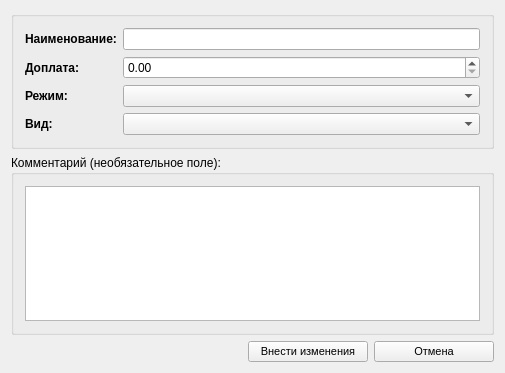
The window that src/ztariffsform.ui (SergeyZaz/DSV) describes before a commit, drawn with Qt 5.
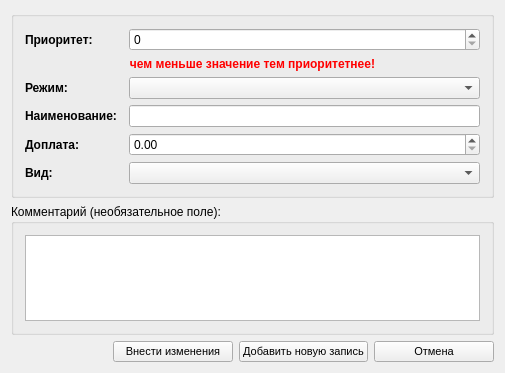
The same window after the commit. Icons and pictures are not drawn.

Patch:
```diff
--- a/src/ztariffsform.ui
+++ b/src/ztariffsform.ui
@@ -33,7 +33,7 @@
       <string/>
      </property>
      <layout class="QGridLayout" name="gridLayout_2">
-      <item row="0" column="0">
+      <item row="4" column="0">
        <widget class="QLabel" name="nameText">
         <property name="font">
          <font>
@@ -46,30 +46,14 @@
         </property>
        </widget>
       </item>
-      <item row="0" column="1">
+      <item row="4" column="2">
        <widget class="QLineEdit" name="txtName">
         <property name="maxLength">
          <number>64</number>
         </property>
        </widget>
       </item>
-      <item row="2" column="0">
-       <widget class="QLabel" name="lblSectionPlus">
-        <property name="font">
-         <font>
-          <weight>75</weight>
-          <bold>true</bold>
-         </font>
-        </property>
-        <property name="text">
-         <string>Режим:</string>
-        </property>
-       </widget>
-      </item>
-      <item row="2" column="1">
-       <widget class="QComboBox" name="cboMode"/>
-      </item>
-      <item row="3" column="0">
+      <item row="7" column="0">
        <widget class="QLabel" name="lblSectionMinus">
         <property name="font">
          <font>
@@ -82,17 +66,17 @@
         </property>
        </widget>
       </item>
-      <item row="3" column="1">
+      <item row="7" column="2">
        <widget class="QComboBox" name="cboType"/>
       </item>
-      <item row="1" column="1">
+      <item row="5" column="2">
        <widget class="QDoubleSpinBox" name="spinBonus">
         <property name="maximum">
          <double>99999999.989999994635582</double>
         </property>
        </widget>
       </item>
-      <item row="1" column="0">
+      <item row="5" column="0">
        <widget class="QLabel" name="nameText_3">
         <property name="font">
          <font>
@@ -105,6 +89,122 @@
         </property>
        </widget>
       </item>
+      <item row="0" column="0">
+       <widget class="QLabel" name="lblSectionMinus_2">
+        <property name="font">
+         <font>
+          <weight>75</weight>
+          <bold>true</bold>
+         </font>
+        </property>
+        <property name="text">
+         <string>Приоритет:</string>
+        </property>
+       </widget>
+      </item>
+      <item row="0" column="2">
+       <widget class="QSpinBox" name="spinPr">
+        <property name="maximum">
+         <number>99999</number>
+        </property>
+       </widget>
+      </item>
+      <item row="1" column="0" colspan="3">
+       <widget class="QLabel" name="label">
+        <property name="palette">
+         <palette>
+          <active>
+           <colorrole role="WindowText">
+            <brush brushstyle="SolidPattern">
+             <color alpha="255">
+              <red>255</red>
+              <green>0</green>
+              <blue>0</blue>
+             </color>
+            </brush>
+           </colorrole>
+           <colorrole role="ButtonText">
+            <brush brushstyle="SolidPattern">
+             <color alpha="255">
+              <red>255</red>
+              <green>0</green>
+              <blue>0</blue>
+             </color>
+            </brush>
+           </colorrole>
+          </active>
+          <inactive>
+           <colorrole role="WindowText">
+            <brush brushstyle="SolidPattern">
+             <color alpha="255">
+              <red>255</red>
+              <green>0</green>
+              <blue>0</blue>
+             </color>
+            </brush>
+           </colorrole>
+           <colorrole role="ButtonText">
+            <brush brushstyle="SolidPattern">
+             <color alpha="255">
+              <red>255</red>
+              <green>0</green>
+              <blue>0</blue>
+             </color>
+            </brush>
+           </colorrole>
+          </inactive>
+          <disabled>
+           <colorrole role="WindowText">
+            <brush brushstyle="SolidPattern">
+             <color alpha="255">
+              <red>120</red>
+              <green>120</green>
+              <blue>120</blue>
+             </color>
+            </brush>
+           </colorrole>
+           <colorrole role="ButtonText">
+            <brush brushstyle="SolidPattern">
+             <color alpha="255">
+              <red>120</red>
+              <green>120</green>
+              <blue>120</blue>
+             </color>
+            </brush>
+           </colorrole>
+          </disabled>
+         </palette>
+        </property>
+        <property name="font">
+         <font>
+          <weight>75</weight>
+          <bold>true</bold>
+         </font>
+        </property>
+        <property name="text">
+         <string>чем меньше значение тем приоритетнее!</string>
+        </property>
+        <property name="alignment">
+         <set>Qt::AlignCenter</set>
+        </property>
+       </widget>
+      </item>
+      <item row="3" column="0">
+       <widget class="QLabel" name="lblSectionPlus">
+        <property name="font">
+         <font>
+          <weight>75</weight>
+          <bold>true</bold>
+         </font>
+        </property>
+        <property name="text">
+         <string>Режим:</string>
+        </property>
+       </widget>
+      </item>
+      <item row="3" column="2">
+       <widget class="QComboBox" name="cboMode"/>
+      </item>
      </layout>
     </widget>
    </item>
@@ -164,6 +264,35 @@
        </property>
       </widget>
      </item>
+     <item>
+      <widget class="QPushButton" name="cmdSaveNew">
+       <property name="minimumSize">
+        <size>
+         <width>120</width>
+         <height>0</height>
+        </size>
+       </property>
+       <property name="font">
+        <font>
+         <family>MS Shell Dlg 2</family>
+         <pointsize>8</pointsize>
+        </font>
+       </property>
+       <property name="text">
+        <string>Добавить новую запись</string>
+       </property>
+       <property name="icon">
+        <iconset resource="../DSV.qrc">
+         <normaloff>:/images/add.png</normaloff>:/images/add.png</iconset>
+       </property>
+       <property name="iconSize">
+        <size>
+         <width>24</width>
+         <height>24</height>
+        </size>
+       </property>
+      </widget>
+     </item>
      <item>
       <widget class="QPushButton" name="cmdCancel">
        <property name="minimumSize">
```
